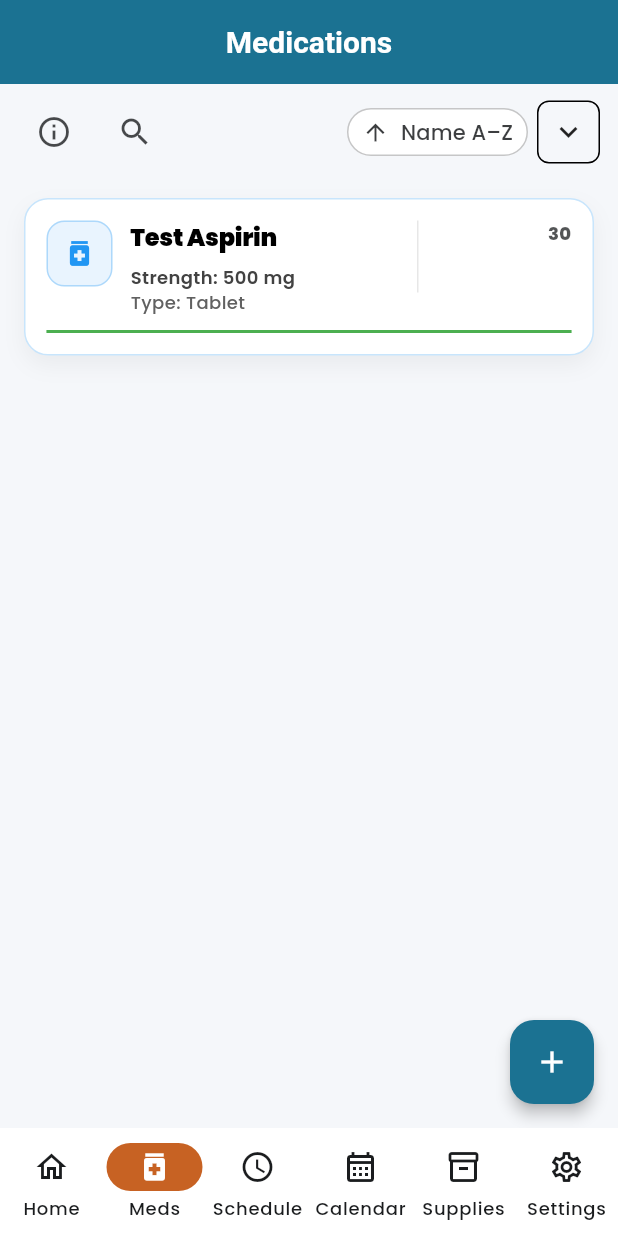
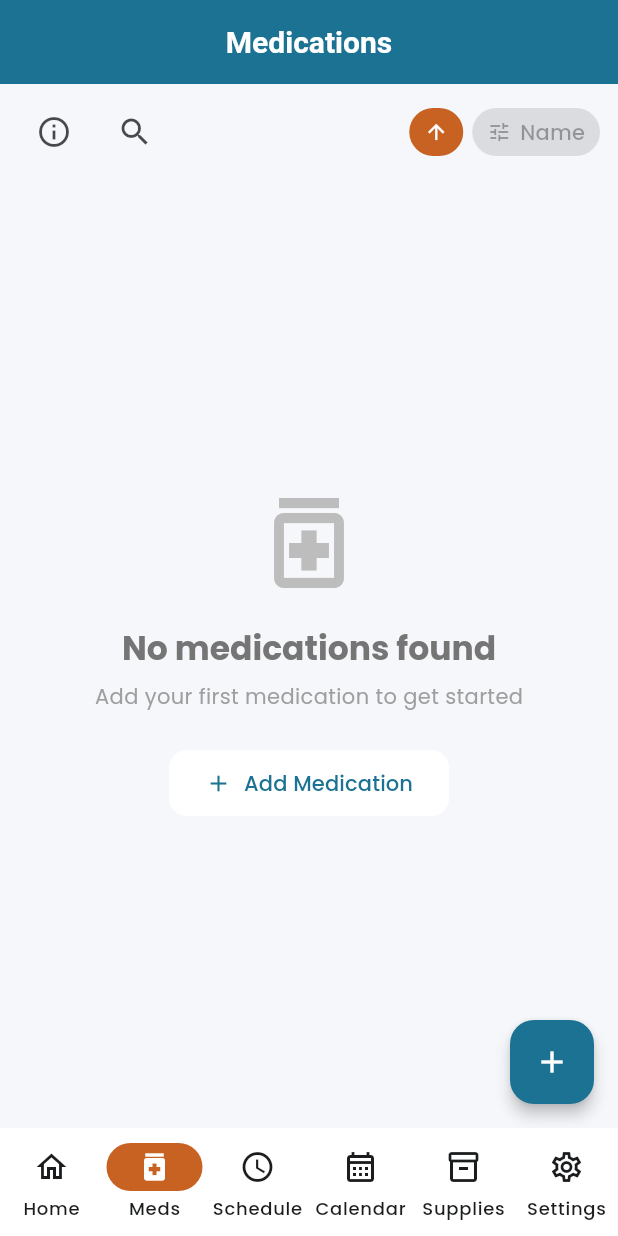
Before and after one commit to kinemspa/dosifi_flutter, a Flutter app: the MedicationsListScreen screen opened by its route, in the side drawer, after a tap on the "info outline" icon, on a phone screen of 412 x 824 dp. Run offline on Flutter 3.47's test engine with Material 3 defaults, Android fonts, the light colour scheme and no system bars; our stand-ins replace calendar_view, flutter_animate, flutter_local_notifications, flutter_riverpod, flutter_secure_storage, go_router and 5 more; accounts and stored records are empty.

```diff
--- a/analysis_options.yaml
+++ b/analysis_options.yaml
@@ -8,6 +8,10 @@
 # The following line activates a set of recommended lints for Flutter apps,
 # packages, and plugins designed to encourage good coding practices.
 include: package:flutter_lints/flutter.yaml
+
+analyzer:
+  exclude:
+    - integration_test/**
 
 linter:
   rules:
--- a/lib/presentation/providers/medication_provider.dart
+++ b/lib/presentation/providers/medication_provider.dart
@@ -16,56 +16,12 @@
     loadMedications();
   }
 
-  // Test method to add a sample medication if none exist
-  Future<void> _ensureTestMedicationExists() async {
-    print('💊 [PROVIDER DEBUG] Checking if test medications exist');
+  Future<void> loadMedications() async {
+    state = const AsyncValue.loading();
     try {
       final medications = await _repository.getActiveMedications();
-      if (medications.isEmpty) {
-        print(
-          '💊 [PROVIDER DEBUG] No medications found, inserting test medication',
-        );
-        final testMedication = Medication(
-          name: 'Test Aspirin',
-          type: MedicationType.tablet,
-          strengthPerUnit: 500.0,
-          strengthUnit: StrengthUnit.mg,
-          stockQuantity: 30.0,
-          brandManufacturer: 'Test Brand',
-          instructions: 'Take as needed for pain relief',
-          notes: 'Test medication for debugging',
-          createdAt: DateTime.now(),
-          updatedAt: DateTime.now(),
-        );
-        await _repository.insertMedication(testMedication);
-        print('💊 [PROVIDER DEBUG] Test medication inserted successfully');
-      }
-    } catch (e) {
-      print('💊 [PROVIDER DEBUG] Error ensuring test medication: $e');
-    }
-  }
-
-  Future<void> loadMedications() async {
-    print('💊 [PROVIDER DEBUG] loadMedications() called');
-    state = const AsyncValue.loading();
-    try {
-      // Ensure we have test data first
-      await _ensureTestMedicationExists();
-
-      print('💊 [PROVIDER DEBUG] Calling repository.getActiveMedications()');
-      final medications = await _repository.getActiveMedications();
-      print(
-        '💊 [PROVIDER DEBUG] Repository returned ${medications.length} medications',
-      );
-      if (medications.isNotEmpty) {
-        print(
-          '💊 [PROVIDER DEBUG] First medication: ${medications.first.name}',
-        );
-      }
       state = AsyncValue.data(medications);
-      print('💊 [PROVIDER DEBUG] State updated with medications data');
     } catch (e, stack) {
-      print('💊 [PROVIDER DEBUG] Error loading medications: $e');
       state = AsyncValue.error(e, stack);
     }
   }
--- a/lib/presentation/screens/main_shell_screen.dart
+++ b/lib/presentation/screens/main_shell_screen.dart
@@ -53,21 +53,7 @@
         context.navigateBackSmart();
       },
       child: Scaffold(
-        appBar: AppBar(
-          title: Text(_getScreenTitle()),
-          // Avoid showing a back arrow on root-level tabs for consistency
-          automaticallyImplyLeading: false,
-          actions: [
-            if (currentPath == '/')
-              IconButton(
-                icon: const Icon(Icons.notifications_outlined),
-                onPressed: () {
-                  _showNotificationsBottomSheet(context);
-                },
-                tooltip: 'Notifications',
-              ),
-          ],
-        ),
+        appBar: _buildAppBar(context),
         drawer: _buildNavigationDrawer(context),
         body: SafeArea(child: child),
         bottomNavigationBar: NavigationBar(
@@ -112,6 +98,28 @@
     );
   }
 
+  PreferredSizeWidget? _buildAppBar(BuildContext context) {
+    final p = (currentPath ?? '/').split('?').first;
+    // Schedule screen manages its own AppBar to host its tabs
+    if (p.startsWith(RoutePaths.schedule)) {
+      return null;
+    }
+    return AppBar(
+      title: Text(_getScreenTitle()),
+      automaticallyImplyLeading: false,
+      actions: [
+        if (p == RoutePaths.home)
+          IconButton(
+            icon: const Icon(Icons.notifications_outlined),
+            onPressed: () {
+              _showNotificationsBottomSheet(context);
+            },
+            tooltip: 'Notifications',
+          ),
+      ],
+    );
+  }
+
   String _getScreenTitle() {
     final p = (currentPath ?? '/').split('?').first;
     if (p == RoutePaths.home) return 'Home';
@@ -119,8 +127,7 @@
     if (p.startsWith(RoutePaths.supplies)) return 'Supplies';
     if (p.startsWith(RoutePaths.schedule)) return 'Schedule';
     if (p.startsWith(RoutePaths.calendar)) return 'Calendar';
-    if (p.startsWith(RoutePaths.notificationTest))
-      return 'Notification Testing';
+    if (p.startsWith(RoutePaths.notificationTest)) return 'Notification Testing';
     if (p.startsWith(RoutePaths.settings)) return 'Settings';
     return 'Dosifi';
   }
--- a/lib/presentation/screens/medications_list_screen.dart
+++ b/lib/presentation/screens/medications_list_screen.dart
@@ -25,6 +25,12 @@
   // Sorting (default: Name)
   SortOption _sortOption = SortOption.name;
   bool _sortAsc = true;
+
+  // Anchor for sort field popup
+  final GlobalKey _sortAnchorKey = GlobalKey();
+
+  // Demo style toggle (tonal vs faint outline) for segmented control
+  _SortStyle _sortStyle = _SortStyle.tonal;
 
   // No auto-hide controls
 
@@ -81,7 +87,7 @@
                   style: Theme.of(context).iconButtonTheme.style,
                 ),
                 const Spacer(),
-                // Sort controls on the right (Material 3 segmented + direction toggle)
+                // Sort controls (two-part segmented)
                 _buildSortControls(context),
               ],
             ),
@@ -318,72 +324,117 @@
   }
 
   Widget _buildSortControls(BuildContext context) {
-    // Split sort control (previous style):
-    // - Main button toggles direction A–Z/Z–A and shows current field+dir label
-    // - Small chevron opens a popup to pick the sort field
-    final theme = Theme.of(context);
-    final label = _currentSortLabel();
+    // Compact two-part segmented control:
+    // Left segment: arrow icon toggles asc/desc
+    // Right segment: label for current field opens picker
+    final currentFieldLabel = () {
+      switch (_sortOption) {
+        case SortOption.name:
+          return 'Name';
+        case SortOption.stock:
+          return 'Stock';
+        case SortOption.type:
+          return 'Type';
+        case SortOption.expiry:
+          return 'Expiry';
+      }
+    }();
+
+    final ButtonStyle commonStyle = switch (_sortStyle) {
+      _SortStyle.tonal => ButtonStyle(
+        visualDensity: VisualDensity.compact,
+        padding: const WidgetStatePropertyAll(EdgeInsets.symmetric(horizontal: 8)),
+        backgroundColor: WidgetStateProperty.resolveWith((states) {
+          if (states.contains(WidgetState.selected)) {
+            return Theme.of(context).colorScheme.surfaceVariant.withOpacity(0.85);
+          }
+          return Theme.of(context).colorScheme.surfaceVariant.withOpacity(0.55);
+        }),
+        side: const WidgetStatePropertyAll(BorderSide(width: 0, color: Colors.transparent)),
+        shape: WidgetStatePropertyAll(
+          RoundedRectangleBorder(borderRadius: BorderRadius.circular(10)),
+        ),
+      ),
+      _SortStyle.outline => ButtonStyle(
+        visualDensity: VisualDensity.compact,
+        padding: const WidgetStatePropertyAll(EdgeInsets.symmetric(horizontal: 8)),
+        backgroundColor: const WidgetStatePropertyAll(Colors.transparent),
+        side: WidgetStatePropertyAll(
+          BorderSide(
+            width: 0.7,
+            color: Theme.of(context).colorScheme.outlineVariant.withOpacity(0.5),
+          ),
+        ),
+        shape: WidgetStatePropertyAll(
+          RoundedRectangleBorder(borderRadius: BorderRadius.circular(10)),
+        ),
+      ),
+    };
 
     return Row(
+      key: _sortAnchorKey,
       mainAxisSize: MainAxisSize.min,
       children: [
-        Tooltip(
-          message: 'Toggle sort direction',
-          child: OutlinedButton.icon(
-            style: OutlinedButton.styleFrom(
+        // Left: compact tonal icon button for direction
+        Padding(
+          padding: const EdgeInsets.only(right: 6.0),
+          child: SizedBox(
+            height: 32,
+            width: 36,
+            child: FilledButton.tonal(
+              style: const ButtonStyle(
+                padding: WidgetStatePropertyAll(EdgeInsets.zero),
                 visualDensity: VisualDensity.compact,
-              padding: const EdgeInsets.symmetric(horizontal: 10, vertical: 10),
-              textStyle: theme.textTheme.labelLarge,
               ),
               onPressed: () {
                 setState(() => _sortAsc = !_sortAsc);
               },
-            icon: Icon(_sortAsc ? Icons.arrow_upward : Icons.arrow_downward, size: 18),
-            label: Text(label),
+              child: Icon(
+                _sortAsc ? Icons.arrow_upward : Icons.arrow_downward,
+                size: 16,
               ),
             ),
+          ),
+        ),
+        // Right: tonal button that opens a popup menu for field selection
+        PopupMenuButton<SortOption>(
+          tooltip: 'Sort field',
+          onSelected: (chosen) {
+            setState(() => _sortOption = chosen);
+          },
+          itemBuilder: (context) => const [
+            PopupMenuItem(value: SortOption.name, child: Text('Name')),
+            PopupMenuItem(value: SortOption.stock, child: Text('Stock')),
+            PopupMenuItem(value: SortOption.type, child: Text('Type')),
+            PopupMenuItem(value: SortOption.expiry, child: Text('Expiry')),
+          ],
+          child: FilledButton.tonal(
+            style: const ButtonStyle(
+              visualDensity: VisualDensity.compact,
+              padding: WidgetStatePropertyAll(EdgeInsets.symmetric(horizontal: 10)),
+            ),
+            onPressed: null, // handled by PopupMenuButton
+            child: Row(
+              mainAxisSize: MainAxisSize.min,
+              children: [
+                const Icon(Icons.tune, size: 16),
                 const SizedBox(width: 6),
-        Tooltip(
-          message: 'Change sort field',
-          child: PopupMenuButton<SortOption>(
-            tooltip: 'Sort field',
-            itemBuilder: (context) => [
-              const PopupMenuItem(
-                value: SortOption.name,
-                child: ListTile(leading: Icon(Icons.sort_by_alpha), title: Text('Name')),
-              ),
-              const PopupMenuItem(
-                value: SortOption.stock,
-                child: ListTile(leading: Icon(Icons.inventory_2), title: Text('Stock')),
-              ),
-              const PopupMenuItem(
-                value: SortOption.type,
-                child: ListTile(leading: Icon(Icons.category), title: Text('Type')),
-              ),
-              const PopupMenuItem(
-                value: SortOption.expiry,
-                child: ListTile(leading: Icon(Icons.event), title: Text('Expiry')),
-              ),
+                Text(currentFieldLabel),
               ],
-            onSelected: (opt) {
-              setState(() {
-                _sortOption = opt;
-                // Keep current direction; do not reset _sortAsc
-              });
-            },
-            child: Container(
-              decoration: BoxDecoration(
-                border: Border.all(color: theme.colorScheme.outlineVariant),
-                borderRadius: BorderRadius.circular(8),
-              ),
-              padding: const EdgeInsets.all(8),
-              child: const Icon(Icons.expand_more),
             ),
           ),
         ),
       ],
     );
   }
+
+}
+
+enum _TwoPartSortSeg { dir, field }
+
+enum _SortStyle { tonal, outline }
+
+enum SortOption { name, stock, type, expiry }
 
 // Filter dialog removed per simplified UI
 void _showFilterDialog() {
@@ -457,6 +508,3 @@
       return Icons.medical_information;
   }
 }
-}
-
-enum SortOption { name, stock, type, expiry }
```
Also changed, not shown: lib/core/services/database_service.dart (+131 -2 lines), lib/main.dart (+8 -1 lines), lib/presentation/providers/supply_provider.dart (+10 -1 lines), lib/presentation/screens/schedule_screen.dart (+22 -58 lines), lib/presentation/screens/supplies_screen.dart (+99 -125 lines), 2 other files. Lines whose indentation alone changed are shown as unchanged.
